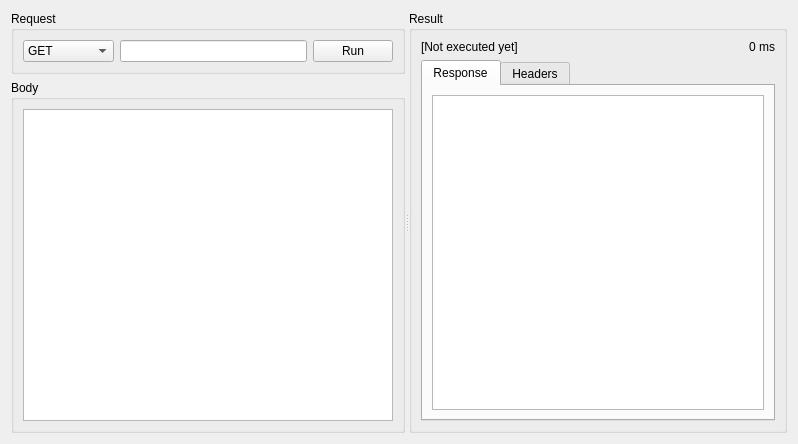
Old version of the form src/CRequestGUI.ui in the repository ArsMasiuk/bootsmann.
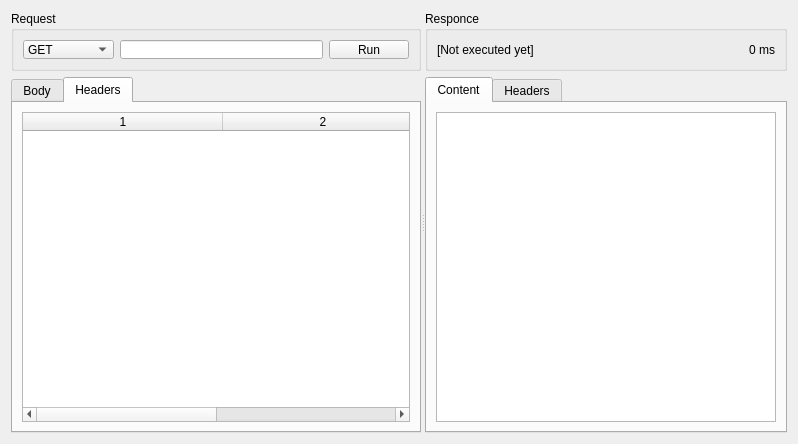
New version of the form. The open tabs and pages were chosen to show the change.

The edit to the form file:
```diff
--- a/src/CRequestGUI.ui
+++ b/src/CRequestGUI.ui
@@ -23,6 +23,18 @@
       <layout class="QVBoxLayout" name="verticalLayout_3">
        <item>
         <widget class="QGroupBox" name="RequestGB">
+         <property name="minimumSize">
+          <size>
+           <width>0</width>
+           <height>60</height>
+          </size>
+         </property>
+         <property name="maximumSize">
+          <size>
+           <width>16777215</width>
+           <height>60</height>
+          </size>
+         </property>
          <property name="title">
           <string>Request</string>
          </property>
@@ -105,28 +117,86 @@
         </widget>
        </item>
        <item>
-        <widget class="QGroupBox" name="InputGB">
-         <property name="title">
+        <widget class="QTabWidget" name="RequestTabs">
+         <property name="currentIndex">
+          <number>1</number>
+         </property>
+         <widget class="QWidget" name="RequestBodyTab">
+          <attribute name="title">
           <string>Body</string>
-         </property>
-         <layout class="QVBoxLayout" name="verticalLayout">
+          </attribute>
+          <layout class="QVBoxLayout" name="verticalLayout_7">
+           <item>
+            <widget class="QPlainTextEdit" name="RequestBody">
+             <property name="readOnly">
+              <bool>false</bool>
+             </property>
+            </widget>
+           </item>
+          </layout>
+         </widget>
+         <widget class="QWidget" name="RequestHeadersTab">
+          <attribute name="title">
+           <string>Headers</string>
+          </attribute>
+          <layout class="QVBoxLayout" name="verticalLayout_8">
           <item>
-           <widget class="QPlainTextEdit" name="RequestBody"/>
+            <widget class="QTableWidget" name="RequestHeaders">
+             <property name="editTriggers">
+              <set>QAbstractItemView::NoEditTriggers</set>
+             </property>
+             <property name="showDropIndicator" stdset="0">
+              <bool>false</bool>
+             </property>
+             <property name="dragDropOverwriteMode">
+              <bool>false</bool>
+             </property>
+             <property name="selectionMode">
+              <enum>QAbstractItemView::SingleSelection</enum>
+             </property>
+             <property name="selectionBehavior">
+              <enum>QAbstractItemView::SelectRows</enum>
+             </property>
+             <property name="columnCount">
+              <number>2</number>
+             </property>
+             <attribute name="horizontalHeaderCascadingSectionResizes">
+              <bool>true</bool>
+             </attribute>
+             <attribute name="horizontalHeaderDefaultSectionSize">
+              <number>200</number>
+             </attribute>
+             <attribute name="horizontalHeaderStretchLastSection">
+              <bool>true</bool>
+             </attribute>
+             <column/>
+             <column/>
+            </widget>
           </item>
          </layout>
         </widget>
+        </widget>
        </item>
       </layout>
      </widget>
+     <widget class="QWidget" name="">
+      <layout class="QVBoxLayout" name="verticalLayout_6">
+       <item>
      <widget class="QGroupBox" name="OutputGB">
-      <property name="sizePolicy">
-       <sizepolicy hsizetype="Expanding" vsizetype="Preferred">
-        <horstretch>0</horstretch>
-        <verstretch>0</verstretch>
-       </sizepolicy>
+         <property name="minimumSize">
+          <size>
+           <width>0</width>
+           <height>60</height>
+          </size>
+         </property>
+         <property name="maximumSize">
+          <size>
+           <width>16777215</width>
+           <height>60</height>
+          </size>
       </property>
       <property name="title">
-       <string>Result</string>
+          <string>Responce</string>
       </property>
       <layout class="QVBoxLayout" name="verticalLayout_2">
        <item>
@@ -156,6 +226,9 @@
          </item>
         </layout>
        </item>
+         </layout>
+        </widget>
+       </item>
        <item>
         <widget class="QTabWidget" name="ResultTabs">
          <property name="currentIndex">
@@ -163,11 +236,15 @@
          </property>
          <widget class="QWidget" name="ResponseTab">
           <attribute name="title">
-           <string>Response</string>
+           <string>Content</string>
           </attribute>
           <layout class="QVBoxLayout" name="verticalLayout_4">
            <item>
-            <widget class="QPlainTextEdit" name="ResponseBody"/>
+            <widget class="QPlainTextEdit" name="ResponseBody">
+             <property name="readOnly">
+              <bool>true</bool>
+             </property>
+            </widget>
            </item>
           </layout>
          </widget>
```
Left out of the diff: 12 changed lines with no effect on the pictures. Lines whose indentation alone changed are shown as unchanged.
